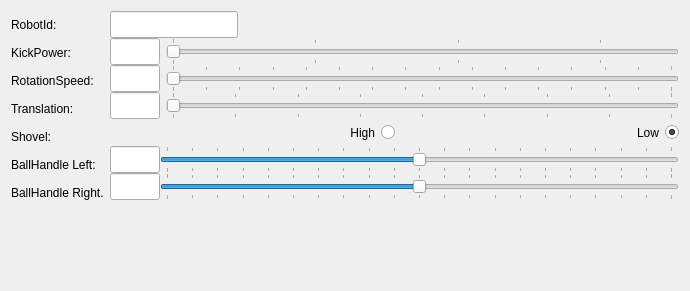
Before: the Qt Designer form rqt_msl_joystick/ui/rqt_msl_joystick/Joystick.ui in dasys-lab/cnc-msl, drawn with Qt 5.
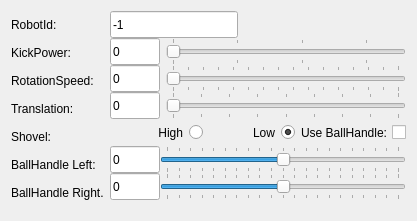
After: the same form once the commit is applied.

Commit message: - joystick gui is ready - joystick conf is used - joystick behaviour needs to be adapted

Diff of the .ui file:
```diff
--- a/rqt_msl_joystick/ui/rqt_msl_joystick/Joystick.ui
+++ b/rqt_msl_joystick/ui/rqt_msl_joystick/Joystick.ui
@@ -6,8 +6,8 @@
    <rect>
     <x>0</x>
     <y>0</y>
-    <width>690</width>
-    <height>291</height>
+    <width>417</width>
+    <height>221</height>
    </rect>
   </property>
   <layout class="QHBoxLayout">
@@ -192,6 +192,9 @@
        <property name="inputMask">
         <string/>
        </property>
+       <property name="text">
+        <string>-1</string>
+       </property>
        <property name="maxLength">
         <number>5</number>
        </property>
@@ -219,6 +222,12 @@
          <property name="toolTip">
           <string>Enter a KickPower between 101 and 3600.</string>
          </property>
+         <property name="text">
+          <string>0</string>
+         </property>
+         <property name="maxLength">
+          <number>4</number>
+         </property>
         </widget>
        </item>
        <item>
@@ -276,6 +285,12 @@
          <property name="toolTip">
           <string>Enter a rotation speed [rad/second] between 0 and 15.</string>
          </property>
+         <property name="text">
+          <string>0</string>
+         </property>
+         <property name="maxLength">
+          <number>2</number>
+         </property>
         </widget>
        </item>
        <item>
@@ -333,6 +348,12 @@
          <property name="toolTip">
           <string>Enter the robots driving speed [mm/sec] between 0 and 4000.</string>
          </property>
+         <property name="text">
+          <string>0</string>
+         </property>
+         <property name="maxLength">
+          <number>4</number>
+         </property>
         </widget>
        </item>
        <item>
@@ -402,6 +423,28 @@
          </property>
         </widget>
        </item>
+       <item>
+        <widget class="QCheckBox" name="ballHandleStateCheckBox">
+         <property name="minimumSize">
+          <size>
+           <width>0</width>
+           <height>27</height>
+          </size>
+         </property>
+         <property name="maximumSize">
+          <size>
+           <width>16777215</width>
+           <height>27</height>
+          </size>
+         </property>
+         <property name="layoutDirection">
+          <enum>Qt::RightToLeft</enum>
+         </property>
+         <property name="text">
+          <string>Use BallHandle:</string>
+         </property>
+        </widget>
+       </item>
       </layout>
      </item>
      <item>
@@ -420,6 +463,15 @@
            <height>27</height>
           </size>
          </property>
+         <property name="toolTip">
+          <string>Enter the left BallHandle speed [%] between -100 and 100.</string>
+         </property>
+         <property name="text">
+          <string>0</string>
+         </property>
+         <property name="maxLength">
+          <number>3</number>
+         </property>
         </widget>
        </item>
        <item>
@@ -465,6 +517,15 @@
            <height>27</height>
           </size>
          </property>
+         <property name="toolTip">
+          <string>Enter the right BallHandle speed [%] between -100 and 100.</string>
+         </property>
+         <property name="text">
+          <string>0</string>
+         </property>
+         <property name="maxLength">
+          <number>3</number>
+         </property>
         </widget>
        </item>
        <item>
```
Left out of the diff: 15 changed lines with no effect on the pictures. The commit also changes 6 other files.
